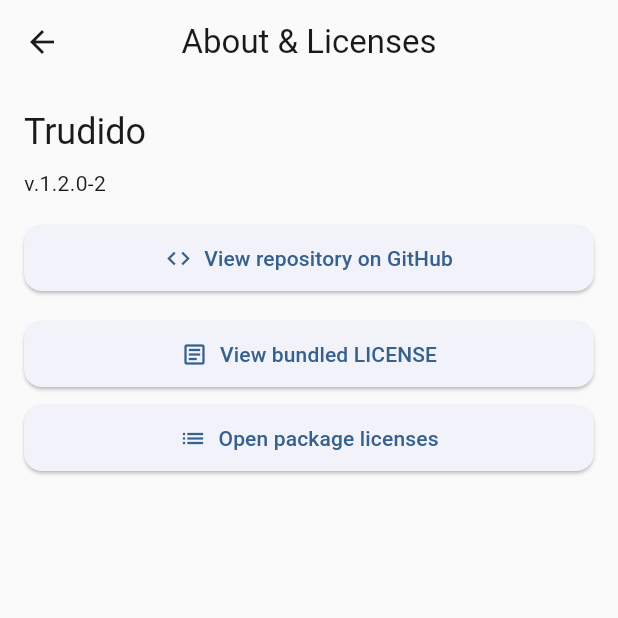
After one commit to dominikmuellr/trudido, a Flutter app: the SettingsScreen screen opened directly, scrolled down 379 dp, after a tap on "About & Licenses", on a phone screen of 412 x 824 dp, the top half of it. The commit adds this screen. Run offline on Flutter 3.47's test engine with Material 3 defaults, Android fonts, the phone set to English and light mode, and no system bars; our stand-ins replace dynamic_color, file_picker, flutter_markdown, flutter_riverpod, flutter_slidable, hive and 4 more; accounts and stored records are empty.

Commit message:
Add GPLv3 license, About screen, bundle LICENSE; update version to 1.2.0-2 and remove About/Help overflow items

```diff
--- /dev/null
+++ b/lib/screens/about_screen.dart
@@ -0,0 +1,106 @@
+import 'package:flutter/material.dart';
+import 'package:flutter/services.dart' show rootBundle;
+import 'package:url_launcher/url_launcher.dart';
+
+class AboutScreen extends StatefulWidget {
+  const AboutScreen({super.key});
+
+  @override
+  State<AboutScreen> createState() => _AboutScreenState();
+}
+
+class _AboutScreenState extends State<AboutScreen> {
+  String _licenseText = '';
+  bool _loading = true;
+
+  @override
+  void initState() {
+    super.initState();
+    _loadLicense();
+  }
+
+  Future<void> _loadLicense() async {
+    try {
+      final text = await rootBundle.loadString('LICENSE');
+      if (mounted) {
+        setState(() {
+          _licenseText = text;
+          _loading = false;
+        });
+      }
+    } catch (e) {
+      if (mounted) {
+        setState(() {
+          _licenseText = 'License file not found.';
+          _loading = false;
+        });
+      }
+    }
+  }
+
+  Future<void> _openGitHub() async {
+    const url = 'https://github.com/dominikmuellr/trudido';
+    final uri = Uri.parse(url);
+    if (!await launchUrl(uri, mode: LaunchMode.externalApplication)) {
+      ScaffoldMessenger.of(context).showSnackBar(const SnackBar(content: Text('Could not open URL')));
+    }
+  }
+
+  @override
+  Widget build(BuildContext context) {
+    final theme = Theme.of(context);
+    return Scaffold(
+      appBar: AppBar(
+        title: const Text('About & Licenses'),
+      ),
+      body: ListView(
+        padding: const EdgeInsets.all(16),
+        children: [
+          Text('Trudido', style: theme.textTheme.headlineSmall),
+          const SizedBox(height: 8),
+          Text('v.1.2.0-2', style: theme.textTheme.bodyMedium),
+          const SizedBox(height: 16),
+          ElevatedButton.icon(
+            icon: const Icon(Icons.code),
+            label: const Text('View repository on GitHub'),
+            onPressed: _openGitHub,
+          ),
+          const SizedBox(height: 16),
+          ElevatedButton.icon(
+            icon: const Icon(Icons.article_outlined),
+            label: const Text('View bundled LICENSE'),
+            onPressed: () => _showLicenseDialog(),
+          ),
+          const SizedBox(height: 8),
+          ElevatedButton.icon(
+            icon: const Icon(Icons.list),
+            label: const Text('Open package licenses'),
+            onPressed: () => showLicensePage(
+              context: context,
+              applicationName: 'Trudido',
+              applicationVersion: 'v.1.2.0-2',
+            ),
+          ),
+        ],
+      ),
+    );
+  }
+
+  void _showLicenseDialog() {
+    showDialog<void>(
+      context: context,
+      builder: (context) => AlertDialog(
+        title: const Text('LICENSE (GPL-3.0)'),
+        content: SizedBox(
+          width: double.maxFinite,
+          child: _loading
+              ? const SizedBox(height: 64, child: Center(child: CircularProgressIndicator()))
+              : SingleChildScrollView(child: Text(_licenseText)),
+        ),
+        actions: [
+          TextButton(onPressed: () => Navigator.of(context).pop(), child: const Text('Close')),
+        ],
+      ),
+    );
+  }
+}
--- a/lib/screens/permissions_page.dart
+++ b/lib/screens/permissions_page.dart
@@ -1,7 +1,7 @@
 import 'package:flutter/material.dart';
 
 /// (Legacy stub) This page was replaced by UnifiedSettingsPage.
-@Deprecated('Use UnifiedSettingsPage instead. Will be removed after v1.2.0.')
+@Deprecated('Use UnifiedSettingsPage instead. Will be removed after v1.2.0-2.')
 class PermissionsPage extends StatelessWidget {
   const PermissionsPage({super.key});
   @override
--- a/lib/screens/settings_screen.dart
+++ b/lib/screens/settings_screen.dart
@@ -4,6 +4,7 @@
 import '../controllers/task_controller.dart';
 import '../services/notification_service.dart';
 import 'backup_settings_page.dart';
+import 'about_screen.dart';
 import 'display_theme_settings_page.dart';
 import 'comprehensive_notification_settings.dart';
 import 'template_management_screen.dart';
@@ -227,12 +228,21 @@
           ListTile(
             leading: Icon(Icons.info_outline),
             title: const Text('App Version'),
-            trailing: const Text('1.2.0'),
+            trailing: const Text('v.1.2.0-2'),
           ),
           ListTile(
             leading: Icon(Icons.code),
             title: const Text('Built with Flutter'),
             subtitle: const Text('Cross-platform todo app'),
+          ),
+          ListTile(
+            leading: Icon(Icons.info_outline),
+            title: const Text('About & Licenses'),
+            subtitle: const Text('App license, package licenses and repository'),
+            trailing: Icon(Icons.arrow_forward_ios),
+            onTap: () {
+              Navigator.of(context).push(MaterialPageRoute(builder: (context) => const AboutScreen()));
+            },
           ),
 
           const Divider(),
--- a/lib/services/battery_optimization_service.dart
+++ b/lib/services/battery_optimization_service.dart
@@ -1,5 +1,5 @@
 /// (Legacy stub) Use SystemSettingsService instead.
-@Deprecated('Replaced by SystemSettingsService. Will be removed after v1.2.0.')
+@Deprecated('Replaced by SystemSettingsService. Will be removed after v1.2.0-2.')
 class BatteryOptimizationService {
   BatteryOptimizationService._();
   static final instance = BatteryOptimizationService._();
--- a/lib/services/exact_alarm_permission.dart
+++ b/lib/services/exact_alarm_permission.dart
@@ -1,6 +1,6 @@
 /// (Legacy stub) This file is retained only to avoid import errors during migration.
 /// Use SystemSettingsService + AlarmSettingsWatcher + dialog helpers instead.
-@Deprecated('Replaced by SystemSettingsService + AlarmSettingsWatcher. Will be removed after v1.2.0.')
+@Deprecated('Replaced by SystemSettingsService + AlarmSettingsWatcher. Will be removed after v1.2.0-2.')
 class ExactAlarmPermissionService {
   ExactAlarmPermissionService._();
   static final instance = ExactAlarmPermissionService._();
--- a/lib/services/storage_service.dart
+++ b/lib/services/storage_service.dart
@@ -559,7 +559,7 @@
           'show_completed_tasks': getShowCompletedTasks(),
         },
         'exported_at': DateTime.now().toIso8601String(),
-  'version': '1.2.0', // Increment version for template support
+  'version': '1.2.0-2', // Increment version for template support (release v.1.2.0-2)
       };
 
       debugPrint('[StorageService] Export data prepared successfully');
```
Also changed, not shown: lib/screens/home_screen.dart (+4 -32 lines), pubspec.yaml (+7 -1 lines), pubspec.lock, 2 other files.
